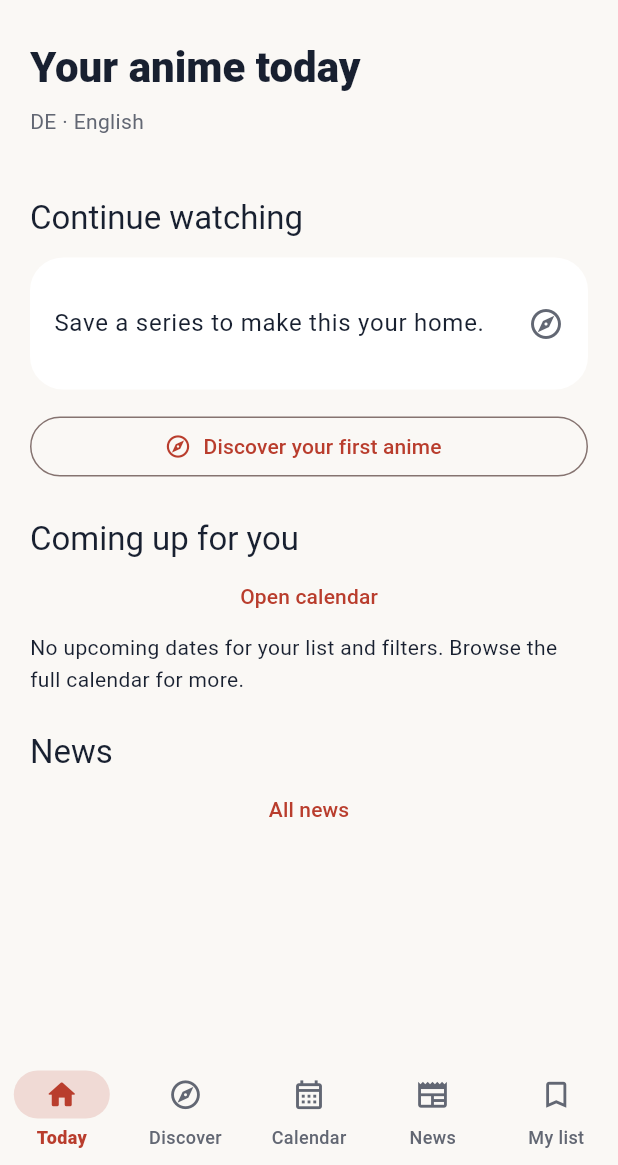
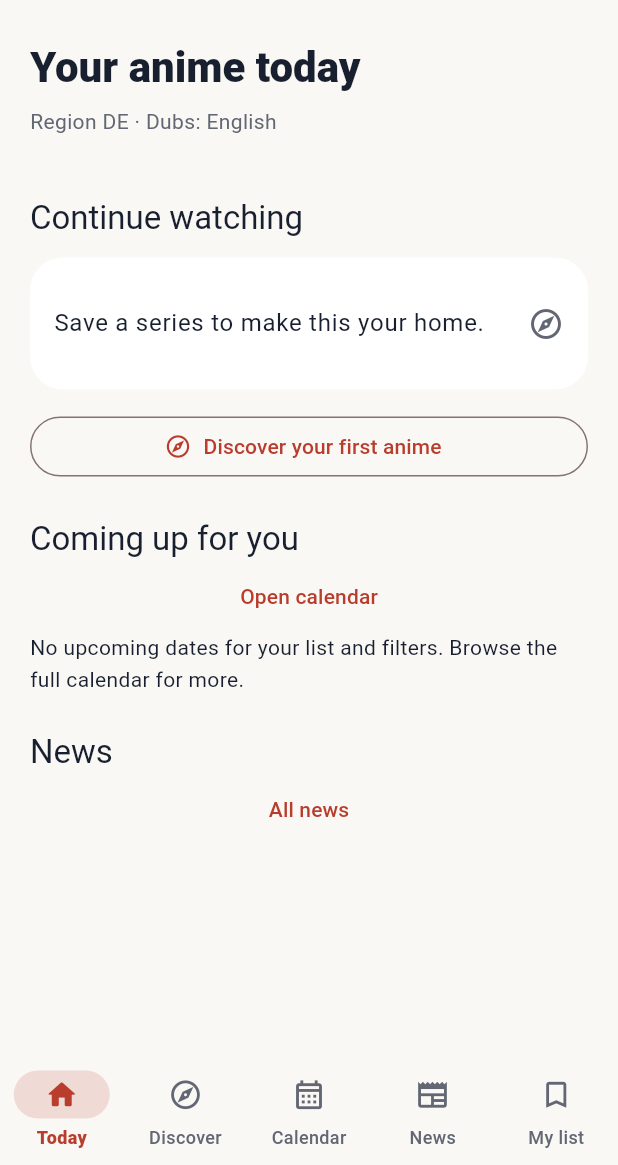
Before and after one commit to Tabtii/AniApp, a Flutter app: the screen it shows after launch, on a phone screen of 412 x 824 dp, the part 71-1236 px from its top. Run offline on Flutter 3.47's test engine with Material 3 defaults, Android fonts, the phone set to English and light mode, and no system bars; our stand-ins replace share_plus, shared_preferences, supabase_flutter; missing offline and left inert: file_selector; accounts and stored records are empty.

Commit message:
Release 0.5.2+17: clearer Today line, feedback by email, privacy link on master
The line under Today now reads "Region DE · Dubs: English" instead of
"DE · English", which read like two interface languages. The profile
gets a feedback-by-email tile next to the GitHub support link, using the
controller contact from the privacy notice. The in-app privacy link points
to master instead of the old development branch.

Co-Authored-By: Claude Fable 5.1 <noreply@anthropic.com>
Claude-Session: https://claude.ai/code/session_01QVraBLkDro65JaHoppZ3Sp

```diff
--- a/mobile/lib/data/legal.dart
+++ b/mobile/lib/data/legal.dart
@@ -2,10 +2,11 @@
 // --dart-define=PRIVACY_URL=... and --dart-define=SUPPORT_URL=...
 const privacyUrl = String.fromEnvironment(
   'PRIVACY_URL',
-  defaultValue:
-      'https://github.com/Tabtii/AniApp/blob/feature/anime-companion/docs/PRIVACY.md',
+  defaultValue: 'https://github.com/Tabtii/AniApp/blob/master/docs/PRIVACY.md',
 );
 const supportUrl = String.fromEnvironment(
   'SUPPORT_URL',
   defaultValue: 'https://github.com/Tabtii/AniApp/issues',
 );
+// Same address as the controller contact in docs/PRIVACY.md.
+const supportEmail = 'info@tabtisworld.de';
--- a/mobile/lib/l10n/app_de.arb
+++ b/mobile/lib/l10n/app_de.arb
@@ -471,5 +471,7 @@
   "wikipediaExcerpt": "Auszug aus dem Wikipedia-Artikel „{title}“, als Text übernommen und gekürzt. Text unter CC BY-SA 4.0; Autorinnen und Autoren siehe Versionsgeschichte des Artikels.",
   "annSynopsis": "Beschreibung: Anime News Network",
   "referenceInfo": "Beschreibungen aus Nachschlagewerken",
-  "referenceAttribution": "Fehlt eine deutsche Beschreibung von TMDb, zeigt die App den Einleitungsabschnitt der deutschen Wikipedia (CC BY-SA 4.0, mit Link zu Artikel und Lizenz). Englische Beschreibungen können aus der Enzyklopädie von Anime News Network stammen, jeweils mit Link zum Eintrag. Die Zuordnung erfolgt über die MyAnimeList-ID in Wikidata (CC0), nie über den Titel."
+  "referenceAttribution": "Fehlt eine deutsche Beschreibung von TMDb, zeigt die App den Einleitungsabschnitt der deutschen Wikipedia (CC BY-SA 4.0, mit Link zu Artikel und Lizenz). Englische Beschreibungen können aus der Enzyklopädie von Anime News Network stammen, jeweils mit Link zum Eintrag. Die Zuordnung erfolgt über die MyAnimeList-ID in Wikidata (CC0), nie über den Titel.",
+  "feedbackByMail": "Feedback per E-Mail",
+  "todayScope": "Region {region} · Dubs: {languages}"
 }
--- a/mobile/lib/l10n/app_en.arb
+++ b/mobile/lib/l10n/app_en.arb
@@ -473,5 +473,8 @@
   "@wikipediaExcerpt": {"placeholders": {"title": {"type": "String"}}},
   "annSynopsis": "Description: Anime News Network",
   "referenceInfo": "Descriptions from reference works",
-  "referenceAttribution": "If TMDb has no German description, the app shows the lead section of the German Wikipedia (CC BY-SA 4.0, with links to the article and licence). English descriptions may come from the Anime News Network encyclopedia, each with a link to its entry. Titles are matched through the MyAnimeList ID recorded in Wikidata (CC0), never by title."
+  "referenceAttribution": "If TMDb has no German description, the app shows the lead section of the German Wikipedia (CC BY-SA 4.0, with links to the article and licence). English descriptions may come from the Anime News Network encyclopedia, each with a link to its entry. Titles are matched through the MyAnimeList ID recorded in Wikidata (CC0), never by title.",
+  "feedbackByMail": "Feedback by email",
+  "todayScope": "Region {region} · Dubs: {languages}",
+  "@todayScope": {"placeholders": {"region": {"type": "String"}, "languages": {"type": "String"}}}
 }
--- a/mobile/lib/l10n/app_localizations.dart
+++ b/mobile/lib/l10n/app_localizations.dart
@@ -2131,6 +2131,18 @@ abstract class AppLocalizations {
   /// In en, this message translates to:
   /// **'If TMDb has no German description, the app shows the lead section of the German Wikipedia (CC BY-SA 4.0, with links to the article and licence). English descriptions may come from the Anime News Network encyclopedia, each with a link to its entry. Titles are matched through the MyAnimeList ID recorded in Wikidata (CC0), never by title.'**
   String get referenceAttribution;
+
+  /// No description provided for @feedbackByMail.
+  ///
+  /// In en, this message translates to:
+  /// **'Feedback by email'**
+  String get feedbackByMail;
+
+  /// No description provided for @todayScope.
+  ///
+  /// In en, this message translates to:
+  /// **'Region {region} · Dubs: {languages}'**
+  String todayScope(String region, String languages);
 }
 
 class _AppLocalizationsDelegate
--- a/mobile/lib/l10n/app_localizations_de.dart
+++ b/mobile/lib/l10n/app_localizations_de.dart
@@ -1134,4 +1134,12 @@ class AppLocalizationsDe extends AppLocalizations {
   @override
   String get referenceAttribution =>
       'Fehlt eine deutsche Beschreibung von TMDb, zeigt die App den Einleitungsabschnitt der deutschen Wikipedia (CC BY-SA 4.0, mit Link zu Artikel und Lizenz). Englische Beschreibungen können aus der Enzyklopädie von Anime News Network stammen, jeweils mit Link zum Eintrag. Die Zuordnung erfolgt über die MyAnimeList-ID in Wikidata (CC0), nie über den Titel.';
+
+  @override
+  String get feedbackByMail => 'Feedback per E-Mail';
+
+  @override
+  String todayScope(String region, String languages) {
+    return 'Region $region · Dubs: $languages';
+  }
 }
--- a/mobile/lib/l10n/app_localizations_en.dart
+++ b/mobile/lib/l10n/app_localizations_en.dart
@@ -1126,4 +1126,12 @@ class AppLocalizationsEn extends AppLocalizations {
   @override
   String get referenceAttribution =>
       'If TMDb has no German description, the app shows the lead section of the German Wikipedia (CC BY-SA 4.0, with links to the article and licence). English descriptions may come from the Anime News Network encyclopedia, each with a link to its entry. Titles are matched through the MyAnimeList ID recorded in Wikidata (CC0), never by title.';
+
+  @override
+  String get feedbackByMail => 'Feedback by email';
+
+  @override
+  String todayScope(String region, String languages) {
+    return 'Region $region · Dubs: $languages';
+  }
 }
--- a/mobile/lib/ui/home_screen.dart
+++ b/mobile/lib/ui/home_screen.dart
@@ -85,7 +85,12 @@ class _HomeScreenState extends State<HomeScreen> {
           ),
           const SizedBox(height: 8),
           Text(
-            '${store.region} · ${store.dubLanguages.map((e) => languageLabel(e, context)).join(' / ')}',
+            context.l10n.todayScope(
+              store.region,
+              store.dubLanguages
+                  .map((e) => languageLabel(e, context))
+                  .join(' / '),
+            ),
             style: Theme.of(context).textTheme.bodyMedium?.copyWith(
               color: Theme.of(context).colorScheme.onSurfaceVariant,
             ),
--- a/mobile/pubspec.yaml
+++ b/mobile/pubspec.yaml
@@ -1,7 +1,7 @@
 name: aniapp
 description: Anime entdecken, Folgen verfolgen und Sprachverfügbarkeit prüfen.
 publish_to: none
-version: 0.5.1+16
+version: 0.5.2+17
 environment:
   sdk: '>=3.8.0 <4.0.0'
 dependencies:
```
Also changed, not shown: mobile/lib/ui/common.dart (+18 -0 lines), mobile/lib/ui/profile_screen.dart (+7 -0 lines), 4 other files.
